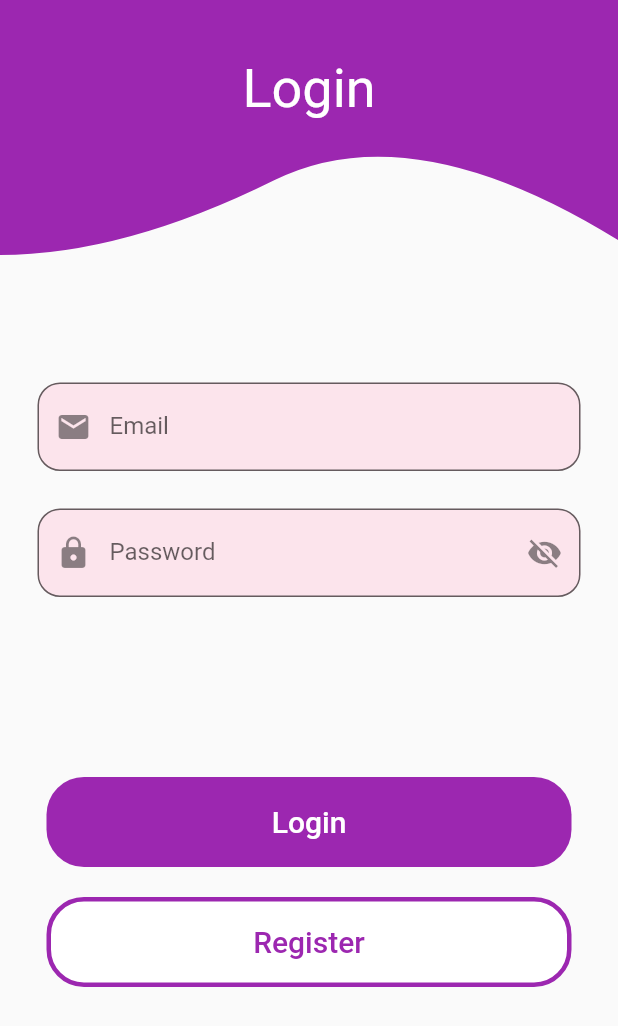
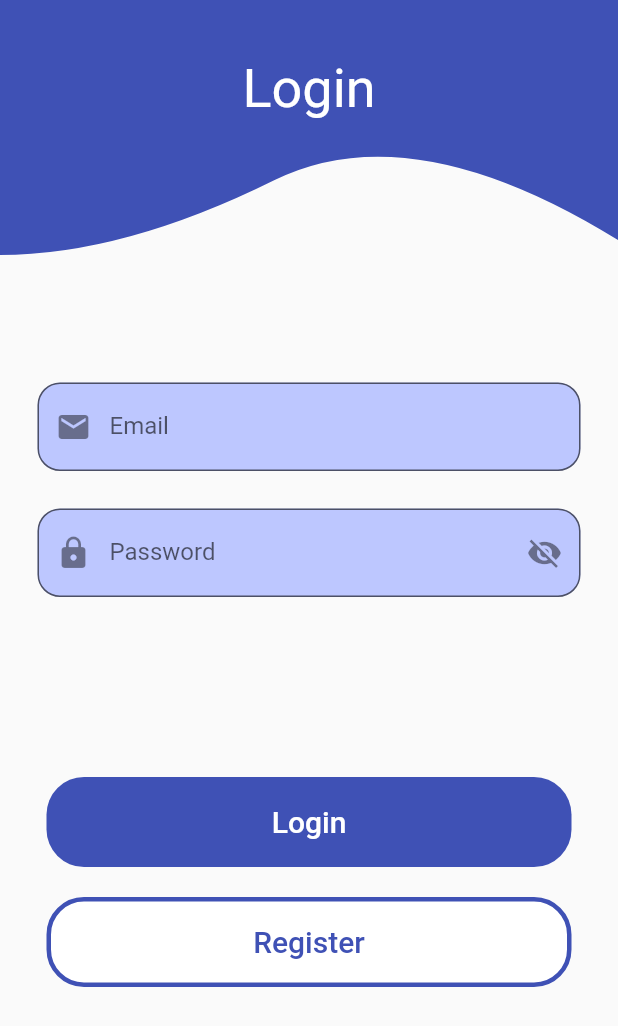
Before and after one commit to khaledalrefay/GDSC_Tasks, a Flutter app: the screen it shows after launch, after a tap on "Register", after a tap on "Login", on a phone screen of 412 x 824 dp. Shown: the top 1026 px of the screen. Run offline on Flutter 3.47's test engine with Material 2 defaults, Android fonts, the phone set to English and light mode, and no system bars.

Commit message:
second task

```diff
--- a/lib/login_screen.dart
+++ b/lib/login_screen.dart
@@ -30,7 +30,7 @@ class _LoginScreenState extends State<LoginScreen> {
                 ClipPath(
                   clipper: WaveClipper(),
                   child: Container(
-                    color: Colors.purple,
+                    color: Colors.indigo,
                     width: double.infinity,
                     height: 170,
                     child: Container(
@@ -59,19 +59,19 @@ class _LoginScreenState extends State<LoginScreen> {
                       TextFormField(
                         controller: emailcontoller,
                         keyboardType: TextInputType.emailAddress,
-                        decoration: InputDecoration(
+                        decoration: const InputDecoration(
                           filled: true,
-                          fillColor: Colors.pink[50],
-                          prefixIcon: const Icon(
+                          fillColor: Color.fromARGB(255, 189, 199, 255),
+                          prefixIcon: Icon(
                             Icons.email,
                           ),
-                          border: const OutlineInputBorder(
+                          border: OutlineInputBorder(
                             borderRadius: BorderRadius.all(
                               Radius.circular(15),
                             ),
                           ),
                           hintText: 'Email',
-                          label: const Text('Email'),
+                          label: Text('Email'),
                         ),
                         validator: (value) {
                           if (value!.isEmpty) {
@@ -93,7 +93,7 @@ class _LoginScreenState extends State<LoginScreen> {
                         keyboardType: TextInputType.text,
                         decoration: InputDecoration(
                           filled: true,
-                          fillColor: Colors.pink[50],
+                          fillColor: const Color.fromARGB(255, 189, 199, 255),
                           suffixIcon: GestureDetector(
                             onTap: () {
                               setState(() {
@@ -132,7 +132,7 @@ class _LoginScreenState extends State<LoginScreen> {
                         width: 350,
                         height: 60,
                         decoration: BoxDecoration(
-                          color: Colors.purple,
+                          color: Colors.indigo,
                           borderRadius: BorderRadius.circular(25),
                         ),
                         child: TextButton(
@@ -166,7 +166,7 @@ class _LoginScreenState extends State<LoginScreen> {
                         decoration: BoxDecoration(
                             color: Colors.white,
                             borderRadius: BorderRadius.circular(25),
-                            border: Border.all(width: 3, color: Colors.purple)),
+                            border: Border.all(width: 3, color: Colors.indigo)),
                         child: TextButton(
                           onPressed: () {
                             Navigator.push(
@@ -179,7 +179,7 @@ class _LoginScreenState extends State<LoginScreen> {
                             'Register',
                             style: TextStyle(
                               fontSize: 20,
-                              color: Colors.purple,
+                              color: Colors.indigo,
                             ),
                           ),
                         ),
--- a/lib/main.dart
+++ b/lib/main.dart
@@ -19,7 +19,7 @@ class _MyAppState extends State<MyApp> {
       debugShowCheckedModeBanner: false,
       title: 'Register',
       theme: ThemeData(
-        primarySwatch: Colors.purple,
+        primarySwatch: Colors.indigo,
       ),
       home: const RegisterScreen(),
     );
--- a/lib/register_screen.dart
+++ b/lib/register_screen.dart
@@ -36,7 +36,7 @@ class _RegisterScreenState extends State<RegisterScreen> {
                 ClipPath(
                   clipper: WaveClipper(),
                   child: Container(
-                    color: Colors.purple,
+                    color: Colors.indigo,
                     width: double.infinity,
                     height: 170,
                     child: Container(
@@ -62,19 +62,19 @@ class _RegisterScreenState extends State<RegisterScreen> {
                       TextFormField(
                         controller: namecontoller,
                         keyboardType: TextInputType.name,
-                        decoration: InputDecoration(
+                        decoration: const InputDecoration(
                           filled: true,
-                          fillColor: Colors.pink[50],
-                          prefixIcon: const Icon(
+                          fillColor: Color.fromARGB(255, 189, 199, 255),
+                          prefixIcon: Icon(
                             Icons.person,
                           ),
-                          border: const OutlineInputBorder(
+                          border: OutlineInputBorder(
                             borderRadius: BorderRadius.all(
                               Radius.circular(15),
                             ),
                           ),
                           hintText: 'Full Name',
-                          label: const Text('Full Name'),
+                          label: Text('Full Name'),
                         ),
                         validator: (value) {
                           if (value!.isEmpty) {
@@ -90,19 +90,19 @@ class _RegisterScreenState extends State<RegisterScreen> {
                       TextFormField(
                         controller: emailcontoller,
                         keyboardType: TextInputType.emailAddress,
-                        decoration: InputDecoration(
+                        decoration: const InputDecoration(
                           filled: true,
-                          fillColor: Colors.pink[50],
-                          prefixIcon: const Icon(
+                          fillColor: Color.fromARGB(255, 189, 199, 255),
+                          prefixIcon: Icon(
                             Icons.email,
                           ),
-                          border: const OutlineInputBorder(
+                          border: OutlineInputBorder(
                             borderRadius: BorderRadius.all(
                               Radius.circular(15),
                             ),
                           ),
                           hintText: 'Email',
-                          label: const Text('Email'),
+                          label: Text('Email'),
                         ),
                         validator: (value) {
                           if (value!.isEmpty) {
@@ -124,7 +124,7 @@ class _RegisterScreenState extends State<RegisterScreen> {
                         keyboardType: TextInputType.text,
                         decoration: InputDecoration(
                           filled: true,
-                          fillColor: Colors.pink[50],
+                          fillColor: const Color.fromARGB(255, 189, 199, 255),
                           suffixIcon: GestureDetector(
                             onTap: () {
                               setState(() {
@@ -166,7 +166,7 @@ class _RegisterScreenState extends State<RegisterScreen> {
                         keyboardType: TextInputType.text,
                         decoration: InputDecoration(
                           filled: true,
-                          fillColor: Colors.pink[50],
+                          fillColor: const Color.fromARGB(255, 189, 199, 255),
                           suffixIcon: GestureDetector(
                             onTap: () {
                               setState(() {
@@ -207,19 +207,19 @@ class _RegisterScreenState extends State<RegisterScreen> {
                       TextFormField(
                         controller: phonecontoller,
                         keyboardType: TextInputType.number,
-                        decoration: InputDecoration(
+                        decoration: const InputDecoration(
                           filled: true,
-                          fillColor: Colors.pink[50],
-                          prefixIcon: const Icon(
+                          fillColor: Color.fromARGB(255, 189, 199, 255),
+                          prefixIcon: Icon(
                             Icons.phone,
                           ),
-                          border: const OutlineInputBorder(
+                          border: OutlineInputBorder(
                             borderRadius: BorderRadius.all(
                               Radius.circular(15),
                             ),
                           ),
                           hintText: 'Phone Number',
-                          label: const Text('Phone Number'),
+                          label: Text('Phone Number'),
                         ),
                         validator: (value) {
                           if (value!.isEmpty) {
@@ -238,7 +238,7 @@ class _RegisterScreenState extends State<RegisterScreen> {
                         width: 350,
                         height: 60,
                         decoration: BoxDecoration(
-                          color: Colors.purple,
+                          color: Colors.indigo,
                           borderRadius: BorderRadius.circular(25),
                         ),
                         child: TextButton(
@@ -275,7 +275,7 @@ class _RegisterScreenState extends State<RegisterScreen> {
                         decoration: BoxDecoration(
                             color: Colors.white,
                             borderRadius: BorderRadius.circular(25),
-                            border: Border.all(width: 3, color: Colors.purple)),
+                            border: Border.all(width: 3, color: Colors.indigo)),
                         child: TextButton(
                           onPressed: () {
                             Navigator.push(
@@ -288,7 +288,7 @@ class _RegisterScreenState extends State<RegisterScreen> {
                             'Login',
                             style: TextStyle(
                               fontSize: 20,
-                              color: Colors.purple,
+                              color: Colors.indigo,
                             ),
                           ),
                         ),
```
Also changed, not shown: lib/animated_list_screen.dart (+22 -10 lines).
